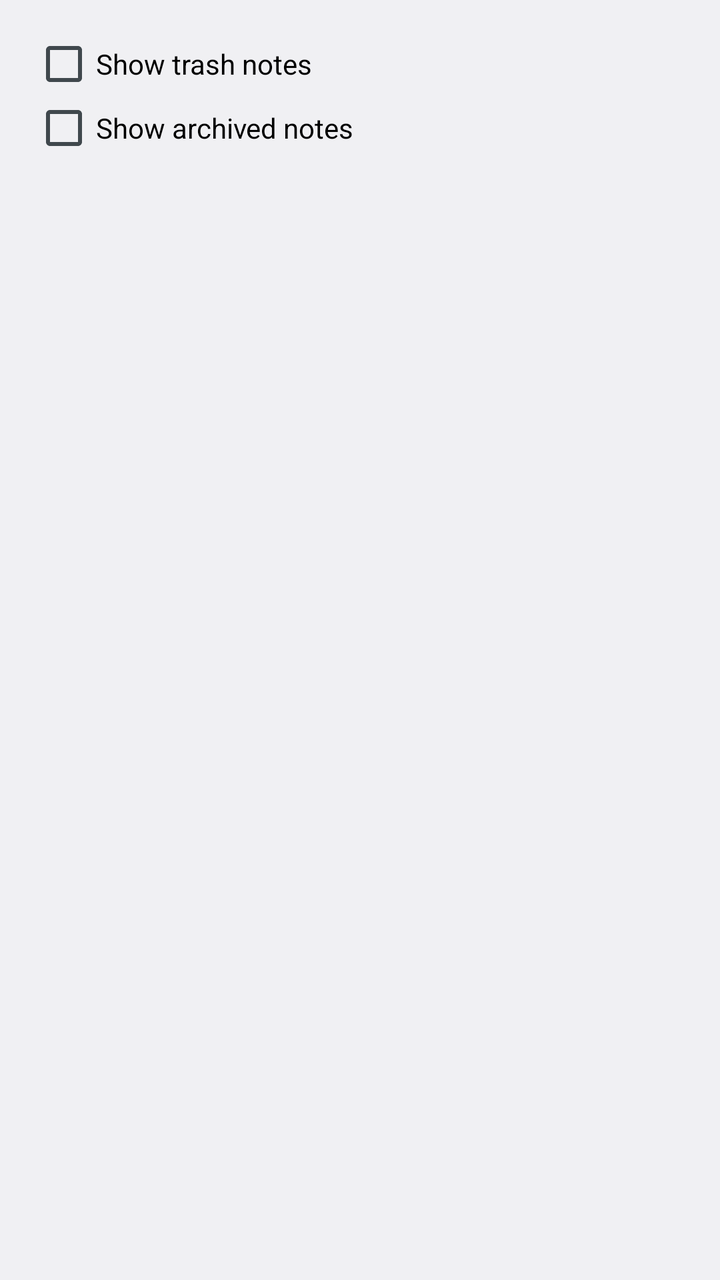
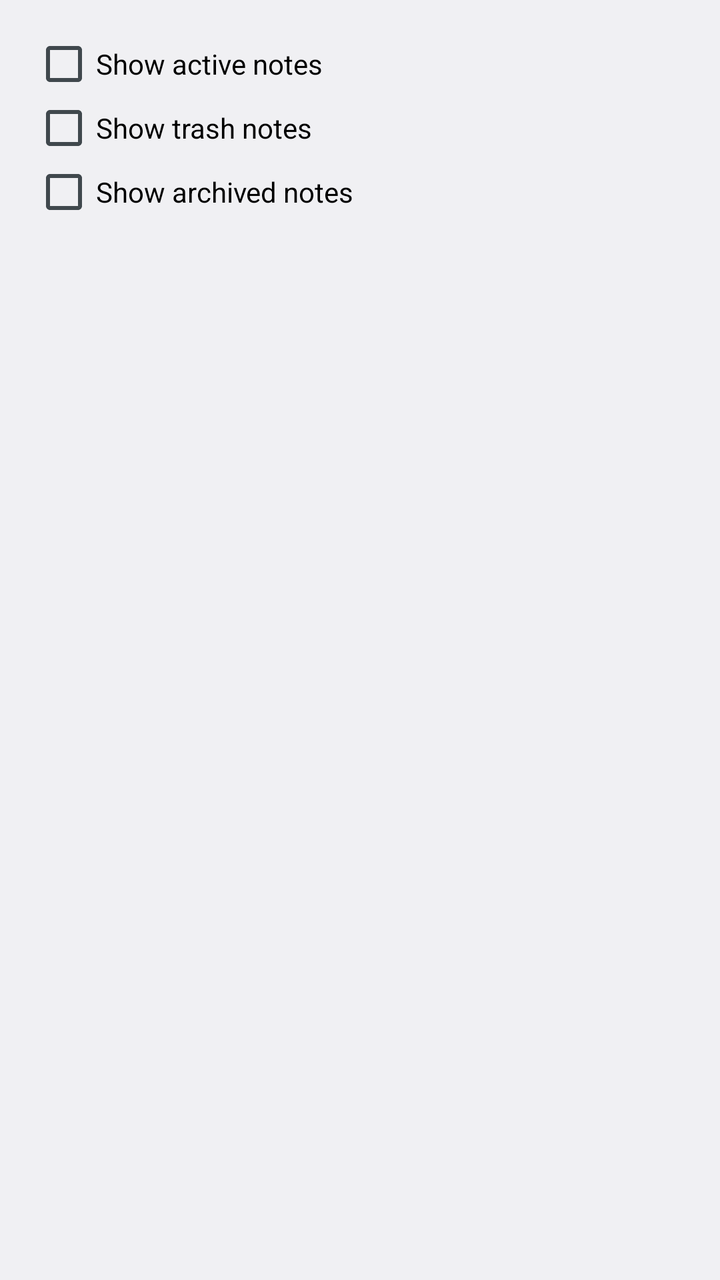

Two renders of the same Android screen: before a commit and after it. Below are the layout's source before the change and the commit's diff.
<!-- AndroidManifest.xml: application theme Theme.SkeletonNotes -->
<!-- res/layout/dialog_filter.xml -->
<?xml version="1.0" encoding="utf-8"?>
<LinearLayout xmlns:android="http://schemas.android.com/apk/res/android"
    android:layout_width="match_parent"
    android:layout_height="wrap_content"
    android:orientation="vertical"
    android:padding="16dp">

    <CheckBox
        android:id="@+id/checkbox_show_trash"
        android:layout_width="match_parent"
        android:layout_height="wrap_content"
        android:text="@string/filter_show_trash" />

    <CheckBox
        android:id="@+id/checkbox_show_archived"
        android:layout_width="match_parent"
        android:layout_height="wrap_content"
        android:text="@string/filter_show_archived" />

</LinearLayout>
<!-- resources referenced by this layout -->
<resources>
  <string name="filter_show_archived">Show archived notes</string>
  <string name="filter_show_trash">Show trash notes</string>
  <style name="Theme.SkeletonNotes" parent="Base.Theme.SkeletonNotes" />
  <style name="Base.Theme.SkeletonNotes" parent="@android:style/Theme.DeviceDefault">
          <item name="android:windowNoTitle">true</item>
          <item name="android:textColorHint">@color/hint_color</item>
      </style>
  <color name="hint_color">#8A000000</color>
</resources>

<!-- the commit's change to res/layout/dialog_filter.xml (unified diff, before → after) -->
@@ -4,6 +4,12 @@
     android:layout_height="wrap_content"
     android:orientation="vertical"
     android:padding="16dp">
+
+    <CheckBox
+        android:id="@+id/checkbox_show_active"
+        android:layout_width="match_parent"
+        android:layout_height="wrap_content"
+        android:text="@string/filter_show_active" />
 
     <CheckBox
         android:id="@+id/checkbox_show_trash"
<!-- resource entries referenced after the edit -->
@@ -1,5 +1,6 @@
 <!-- resources referenced by this layout -->
 <resources>
+  <string name="filter_show_active">Show active notes</string>
   <string name="filter_show_archived">Show archived notes</string>
   <string name="filter_show_trash">Show trash notes</string>
   <style name="Theme.SkeletonNotes" parent="Base.Theme.SkeletonNotes" />
